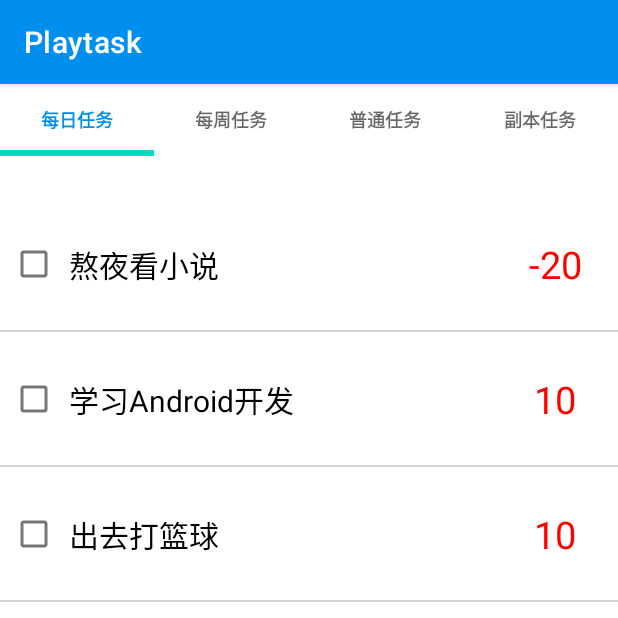
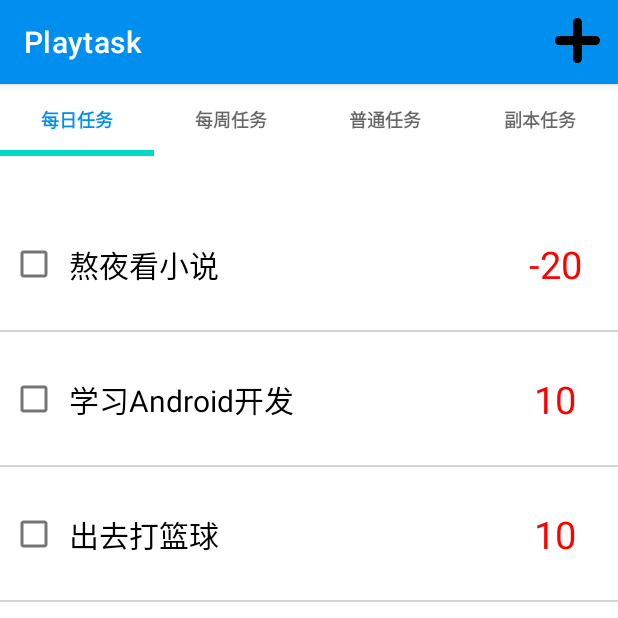
Before and after one commit to Aniog/final-exam, an Android app: the screen it shows after launch (MainActivity), on a phone screen of 412 x 824 dp, the top half of it. Run offline under Robolectric (Android 15) with nearby library versions, the phone set to English and light mode, and no system bars.

Commit message:
实现任务界面加号的新建功能，添加加号那里的排序，加入副本等功能

```diff
--- a/app/src/main/java/com/jnu/student/Fragment/ButtonTasksFragment.java
+++ b/app/src/main/java/com/jnu/student/Fragment/FirstTasksFragment.java
@@ -17,13 +17,13 @@ import com.google.android.material.tabs.TabLayout;
 import com.google.android.material.tabs.TabLayoutMediator;
 import com.jnu.student.R;
 
-public class ButtonTasksFragment extends Fragment {
+public class FirstTasksFragment extends Fragment {
     private String []tabHeaderStrings = {"每日任务","每周任务","普通任务","副本任务"};
-    public ButtonTasksFragment() {
+    public FirstTasksFragment() {
         // Required empty public constructor
     }
-    public static ButtonTasksFragment newInstance(String param1, String param2) {
-        ButtonTasksFragment fragment = new ButtonTasksFragment();
+    public static FirstTasksFragment newInstance(String param1, String param2) {
+        FirstTasksFragment fragment = new FirstTasksFragment();
         Bundle args = new Bundle();
         fragment.setArguments(args);
         return fragment;
--- /dev/null
+++ b/app/src/main/res/menu/add.xml
@@ -0,0 +1,9 @@
+<?xml version="1.0" encoding="utf-8"?>
+<menu xmlns:android="http://schemas.android.com/apk/res/android"
+    xmlns:app="http://schemas.android.com/apk/res-auto">
+    <item
+        android:id="@+id/btn_msg"
+        android:icon="@drawable/add"
+        android:title="xz"
+        app:showAsAction="ifRoom" />
+</menu>
```
Also changed, not shown: app/src/main/java/com/jnu/student/Activity/MainActivity.java (+54 -3 lines), app/src/main/res/drawable/add.png (added).
